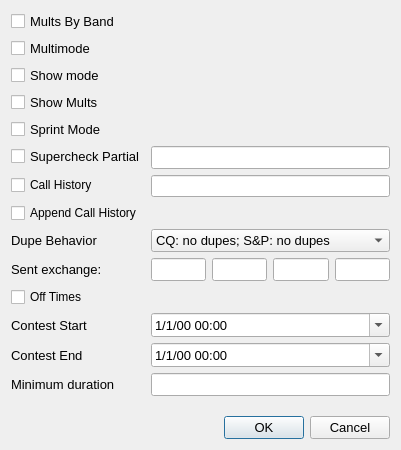
Before: the Qt Designer form so2sdr/contestoptdialog.ui in n4ogw/so2sdr, drawn with Qt 5.
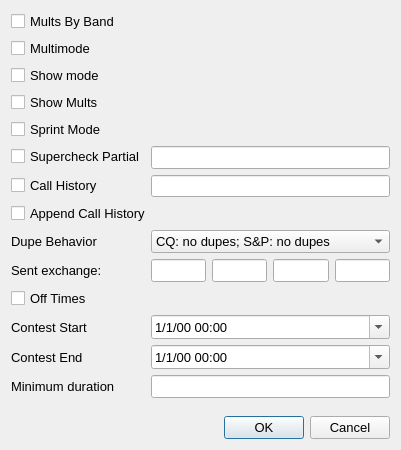
After: the same form once the commit is applied.

What changed in the file:
```diff
--- a/so2sdr/contestoptdialog.ui
+++ b/so2sdr/contestoptdialog.ui
@@ -229,6 +229,11 @@
      </item>
      <item row="11" column="0">
       <widget class="QCheckBox" name="OffTimeCheckBox">
+       <property name="font">
+        <font>
+         <pointsize>10</pointsize>
+        </font>
+       </property>
        <property name="text">
         <string>Off Times</string>
        </property>
@@ -326,6 +331,11 @@
      </item>
      <item row="7" column="0">
       <widget class="QCheckBox" name="HistoryCheckBox">
+       <property name="font">
+        <font>
+         <pointsize>10</pointsize>
+        </font>
+       </property>
        <property name="toolTip">
         <string>Enable Call History for exchange Pre-fill</string>
        </property>
@@ -339,6 +349,11 @@
      </item>
      <item row="8" column="0" colspan="2">
       <widget class="QCheckBox" name="HistoryUpdateCheckBox">
+       <property name="font">
+        <font>
+         <pointsize>10</pointsize>
+        </font>
+       </property>
        <property name="toolTip">
         <string>Append Call History on-the-fly during contest</string>
        </property>
```
